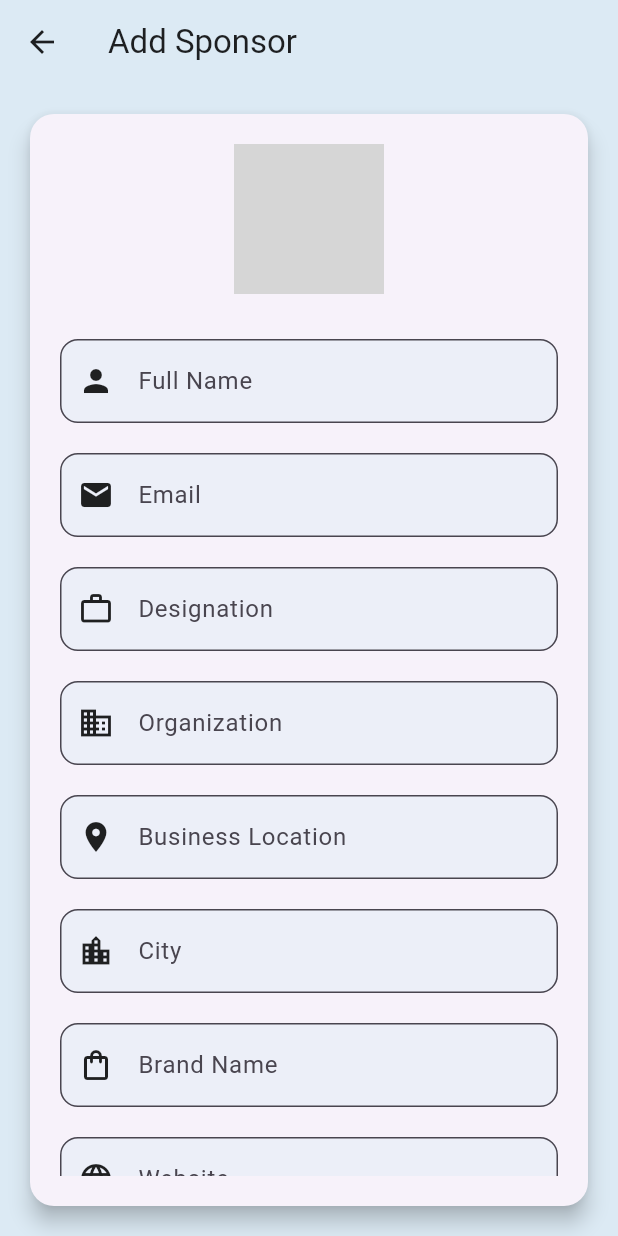
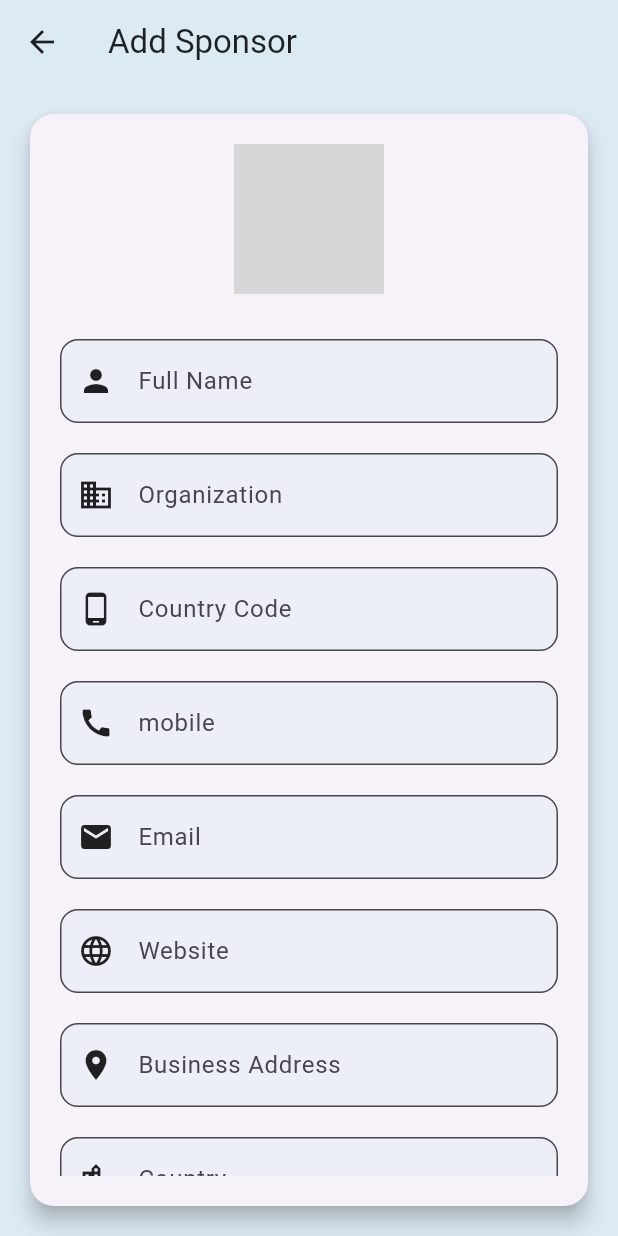
Before and after one commit to chavdamohit1230/peersglobal-event_admin, a Flutter app: the AddSponsorForm screen opened directly, on a phone screen of 412 x 824 dp. Run offline on Flutter 3.47's test engine with Material 3 defaults, Android fonts, the light colour scheme and no system bars; our stand-ins replace cloud_firestore, firebase_core, firebase_storage, go_router, image_picker; accounts and stored records are empty; network calls fail; grey boxes are pictures that could not be loaded.

Commit message:
final commit

```diff
--- a/lib/modelclass/mynetwork_model.dart
+++ b/lib/modelclass/mynetwork_model.dart
@@ -24,6 +24,7 @@ class Mynetwork{
    final String? brandname;
   final List<String>? socialLinks;
   final String? compayname;
+  final String? category;
 
   Mynetwork({
 
@@ -36,6 +37,7 @@ class Mynetwork{
     this.brandname,
     this.otherinfo,
     this.accept,
+    this.category,
     this.aboutme,
     this.organization,
     this.email,
--- a/lib/pages/manageexhibiter.dart
+++ b/lib/pages/manageexhibiter.dart
@@ -45,18 +45,18 @@ class _ManageexhibiterState extends State<Manageexhibiter> {
         final data = doc.data();
         return Mynetwork(
           id: doc.id,
-          username: data['name'] ?? '',
-          Designnation: data['designation'] ?? '',
+          username: data['name'] ?? 'N/A',
+          Designnation: data['designation'] ?? 'N/A',
           ImageUrl: data['profileImage'] ?? 'https://via.placeholder.com/150',
-          email: data['email'] ?? '',
-          mobile: data['mobile'] ?? '',
-          organization: data['organization'] ?? '',
-          businessLocation: data['businessLocation'] ?? '',
-          companywebsite: data['companywebsite'] ?? '',
-          industry: data['industry'] ?? '',
-          contry: data['country'] ?? '',
-          city: data['city'] ?? '',
-          aboutme: data['aboutme'] ?? '',
+          email: data['email'] ?? 'N/A',
+          mobile: data['mobile'] ?? 'N/A',
+          organization: data['organization'] ?? 'N/A',
+          businessLocation: data['businessLocation'] ?? 'N/A',
+          companywebsite: data['companywebsite'] ?? 'N/A',
+          industry: data['industry'] ?? 'N/A',
+          contry: data['country'] ?? 'N/A',
+          city: data['city'] ?? 'N/A',
+          aboutme: data['aboutme'] ?? 'N/A',
           socialLinks: List<String>.from(data['socialLinks'] ?? []),
         );
       }).toList();
@@ -506,19 +506,20 @@ class _AddExhibiterFormState extends State<AddExhibiterForm> {
                   ),
                   const SizedBox(height: 20),
                   buildTextField("Full Name", nameController, Icons.person),
+                  buildTextField("Organization", organizationController, Icons.business),
+                  buildTextField("Mobile Number", mobileController, Icons.phone_iphone, keyboardType: TextInputType.phone),
                   buildTextField("Email", emailController, Icons.email, keyboardType: TextInputType.emailAddress),
-                  buildTextField("Organization", organizationController, Icons.business),
-                  buildTextField("Company Website", websiteController, Icons.language),
-                  buildTextField("Business Location", businessLocationController, Icons.location_on),
-                  buildTextField("About Me", aboutMeController, Icons.info, maxLines: 3),
+                  buildTextField("Website", websiteController, Icons.language),
+                  buildTextField("Business Address", businessLocationController, Icons.location_on),
                   buildTextField("Country", countryController, Icons.flag_outlined),
                   buildTextField("City", cityController, Icons.location_city),
-                  buildTextField("Mobile Number", mobileController, Icons.phone_iphone, keyboardType: TextInputType.phone),
-                  buildTextField("Role", roleController, Icons.work_outline),
                   buildTextField("Facebook", facebookController, Icons.facebook),
                   buildTextField("Twitter", twitterController, Icons.travel_explore),
                   buildTextField("LinkedIn", linkedinController, Icons.link),
                   buildTextField("Instagram", instagramController, Icons.camera_alt),
+                  buildTextField("Role", roleController, Icons.work_outline),
+                  buildTextField("About Me", aboutMeController, Icons.info, maxLines: 3),
+
                   const SizedBox(height: 20),
                   _isLoading
                       ? const CircularProgressIndicator()
@@ -639,14 +640,15 @@ class ExhibiterDetailView extends StatelessWidget {
               ),
             ),
             const SizedBox(height: 20),
+            buildInfoRow(Icons.business, "Organization", exhibiter.organization ?? ''),
+            buildInfoRow(Icons.phone_iphone, "Mobile", exhibiter.mobile ?? ''),
             buildInfoRow(Icons.email, "Email", exhibiter.email ?? ''),
-            buildInfoRow(Icons.business, "Organization", exhibiter.organization ?? ''),
             buildInfoRow(Icons.language, "Company Website", exhibiter.companywebsite ?? ''),
-            buildInfoRow(Icons.location_on, "Business Location", exhibiter.businessLocation ?? ''),
-            buildInfoRow(Icons.info_outline, "About Me", exhibiter.aboutme ?? ''),
+            buildInfoRow(Icons.location_on, "Business Address", exhibiter.businessLocation ?? ''),
             buildInfoRow(Icons.flag_outlined, "Country", exhibiter.contry ?? ''),
             buildInfoRow(Icons.location_city, "City", exhibiter.city ?? ''),
-            buildInfoRow(Icons.phone_iphone, "Mobile", exhibiter.mobile ?? ''),
+            buildInfoRow(Icons.info_outline, "About Me", exhibiter.aboutme ?? ''),
+
             buildSocialIconsRow(exhibiter.socialLinks),
             const SizedBox(height: 20),
             Padding(
--- a/lib/pages/managesponsor.dart
+++ b/lib/pages/managesponsor.dart
@@ -364,17 +364,19 @@ class SponsorDetailView extends StatelessWidget {
                     child: Column(
                       children: [
                         _detailRow("Name", sponsor.username),
-                        _detailRow("Designation", sponsor.Designnation),
+                        _detailRow("Organization", sponsor.organization ?? ""),
+                        _detailRow("Mobile", sponsor.mobile ?? ""),
                         _detailRow("Email", sponsor.email ?? ""),
-                        _detailRow("Mobile", sponsor.mobile ?? ""),
+                        _detailRow("Business Address", sponsor.businessLocation ?? ""),
+                        _detailRow("Country", sponsor.contry?? ""),
+                        _detailRow("City", sponsor.city ?? ""),
+
+                        // _detailRow("Brand Name", sponsor.brandname ?? ""),
+                        // _detailRow("Designation", sponsor.Designnation),
+                        // _detailRow('mobile',sponsor.mobile?? ""),
                         _detailRow("Role", sponsor.role ?? ""),
-                        _detailRow("Brand Name", sponsor.brandname ?? ""),
-                        _detailRow("Business Location", sponsor.businessLocation ?? ""),
-                        _detailRow("Organization", sponsor.organization ?? ""),
-                        _detailRow("City", sponsor.city ?? ""),
-                        _detailRow("Country Code", sponsor.countrycode ?? ""),
-                        _detailRow("Category", sponsor.industry ?? ""),
-                        _detailRow("Other Info", sponsor.otherinfo ?? ""),
+                        // _detailRow("Category", sponsor.industry ?? ""),
+                        _detailRow("About", sponsor.otherinfo ?? ""),
                         const SizedBox(height: 12),
                         FutureBuilder<DocumentSnapshot>(
                           future: FirebaseFirestore.instance
@@ -516,6 +518,8 @@ class _AddSponsorFormState extends State<AddSponsorForm> {
   final TextEditingController cityController = TextEditingController();
   final TextEditingController websiteController = TextEditingController();
   final TextEditingController categoryController = TextEditingController();
+  final TextEditingController country = TextEditingController();
+  final TextEditingController mobile =TextEditingController();
 
   // Social media controllers
   final TextEditingController facebookController = TextEditingController();
@@ -544,6 +548,7 @@ class _AddSponsorFormState extends State<AddSponsorForm> {
       cityController.text = s.city ?? '';
       websiteController.text = s.companywebsite ?? '';
       categoryController.text = s.industry ?? '';
+      mobile.text = s.mobile ?? '';
       // Try to prefill social links from firestore doc (if present)
       if (s.id != null) {
         FirebaseFirestore.instance.collection('userregister').doc(s.id).get().then((doc) {
@@ -581,6 +586,7 @@ class _AddSponsorFormState extends State<AddSponsorForm> {
     linkedinController.dispose();
     twitterController.dispose();
     youtubeController.dispose();
+    mobile.dispose();
     super.dispose();
   }
 
@@ -626,9 +632,11 @@ class _AddSponsorFormState extends State<AddSponsorForm> {
         "city": cityController.text.trim(),
         "companywebsite": websiteController.text.trim(),
         "role": "sponsor",
+        "country":country.text.trim(),
         "sponsorType": categoryController.text.trim(),
         "socialLinks": socialLinks,
         "photoUrl": imageUrl ?? "https://via.placeholder.com/150",
+        "mobile":mobile.text.trim()
       });
 
       final newSponsor = Mynetwork(
@@ -641,7 +649,9 @@ class _AddSponsorFormState extends State<AddSponsorForm> {
         otherinfo: otherInfoController.text.trim(),
         countrycode: countryCodeController.text.trim(),
         city: cityController.text.trim(),
+        mobile:mobile.text.trim(),
         role: "sponsor",
+        contry:country.text.trim(),
         companywebsite: websiteController.text.trim(),
         industry: categoryController.text.trim(),
         ImageUrl: imageUrl ?? 'https://via.placeholder.com/150',
@@ -665,7 +675,9 @@ class _AddSponsorFormState extends State<AddSponsorForm> {
         "companywebsite": websiteController.text.trim(),
         "sponsorType": categoryController.text.trim(),
         "socialLinks": socialLinks,
+        "mobile":mobile.text.trim(),
         "photoUrl": imageUrl ?? s.ImageUrl,
+        "country":country.text.trim()
       });
 
       final updatedSponsor = Mynetwork(
@@ -682,6 +694,8 @@ class _AddSponsorFormState extends State<AddSponsorForm> {
         companywebsite: websiteController.text.trim(),
         industry: categoryController.text.trim(),
         ImageUrl: imageUrl ?? s.ImageUrl,
+        mobile: mobile.text.trim(),
+        contry: country.text.trim()
       );
 
       widget.onEditSponsor?.call(updatedSponsor);
@@ -737,17 +751,14 @@ class _AddSponsorFormState extends State<AddSponsorForm> {
                         ),
                         const SizedBox(height: 20),
                         buildTextField("Full Name", nameController, Icons.person),
+                        buildTextField("Organization", organizationController, Icons.business),
+                        buildTextField("Country Code", countryCodeController, Icons.phone_android),
+                        buildTextField("mobile", mobile, Icons.call, keyboardType: TextInputType.phone),
                         buildTextField("Email", emailController, Icons.email, keyboardType: TextInputType.emailAddress),
-                        buildTextField("Designation", designationController, Icons.work_outline),
-                        buildTextField("Organization", organizationController, Icons.business),
-                        buildTextField("Business Location", businessLocationController, Icons.location_on),
+                        buildTextField("Website", websiteController, Icons.language),
+                        buildTextField("Business Address", businessLocationController, Icons.location_on),
+                        buildTextField("Country", country, Icons.location_city_outlined),
                         buildTextField("City", cityController, Icons.location_city),
-                        buildTextField("Brand Name", brandNameController, Icons.shopping_bag_outlined),
-                        buildTextField("Website", websiteController, Icons.language),
-                        buildTextField("Other Info", otherInfoController, Icons.notes_outlined, maxLines: 3),
-                        buildTextField("Country Code", countryCodeController, Icons.phone_android),
-                        const SizedBox(height: 20),
-                        buildTextField("Category", categoryController, Icons.category),
                         const Divider(height: 40),
                         const Text("Social Media Links",
                             style: TextStyle(fontSize: 16, fontWeight: FontWeight.bold)),
@@ -757,6 +768,12 @@ class _AddSponsorFormState extends State<AddSponsorForm> {
                         buildTextField("Twitter", twitterController, Icons.alternate_email),
                         buildTextField("YouTube", youtubeController, Icons.video_library),
                         const SizedBox(height: 30),
+                        // buildTextField("Designation", designationController, Icons.work_outline),
+                        // buildTextField("Brand Name", brandNameController, Icons.shopping_bag_outlined),
+                        buildTextField("About", otherInfoController, Icons.notes_outlined, maxLines: 3),
+                        const SizedBox(height: 20),
+                        // buildTextField("Category", categoryController, Icons.category),
+
                         SizedBox(
                           width: double.infinity,
                           child: ElevatedButton.icon(
```
Also changed, not shown: lib/pages/manageuser.dart (+44 -31 lines).
